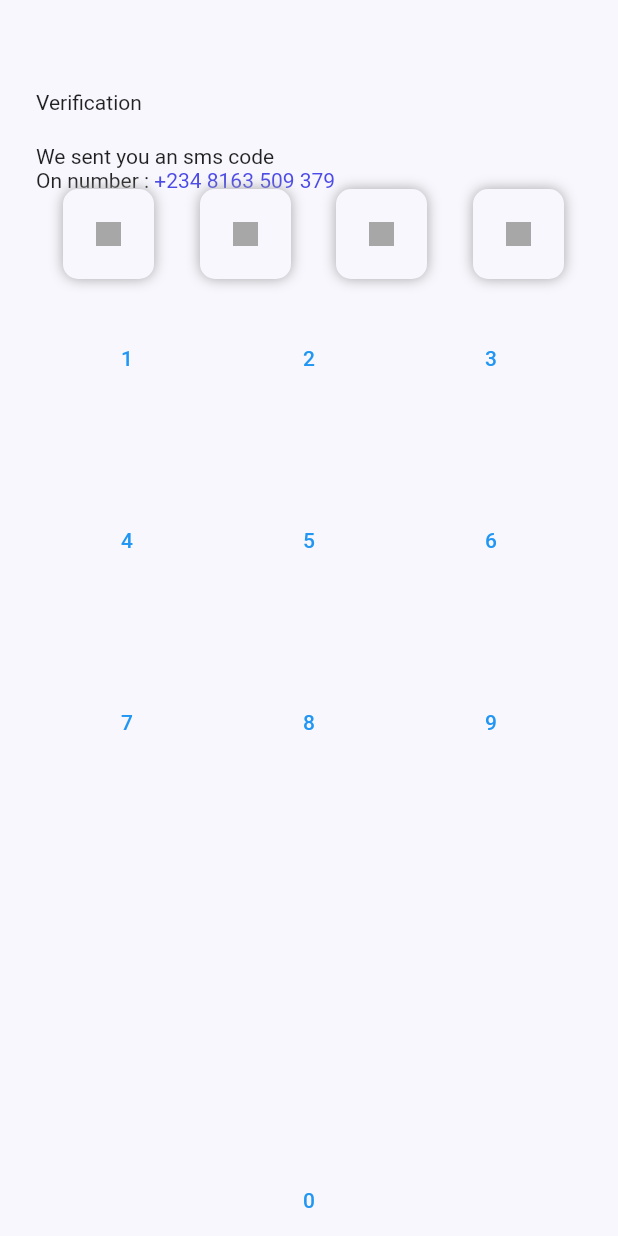
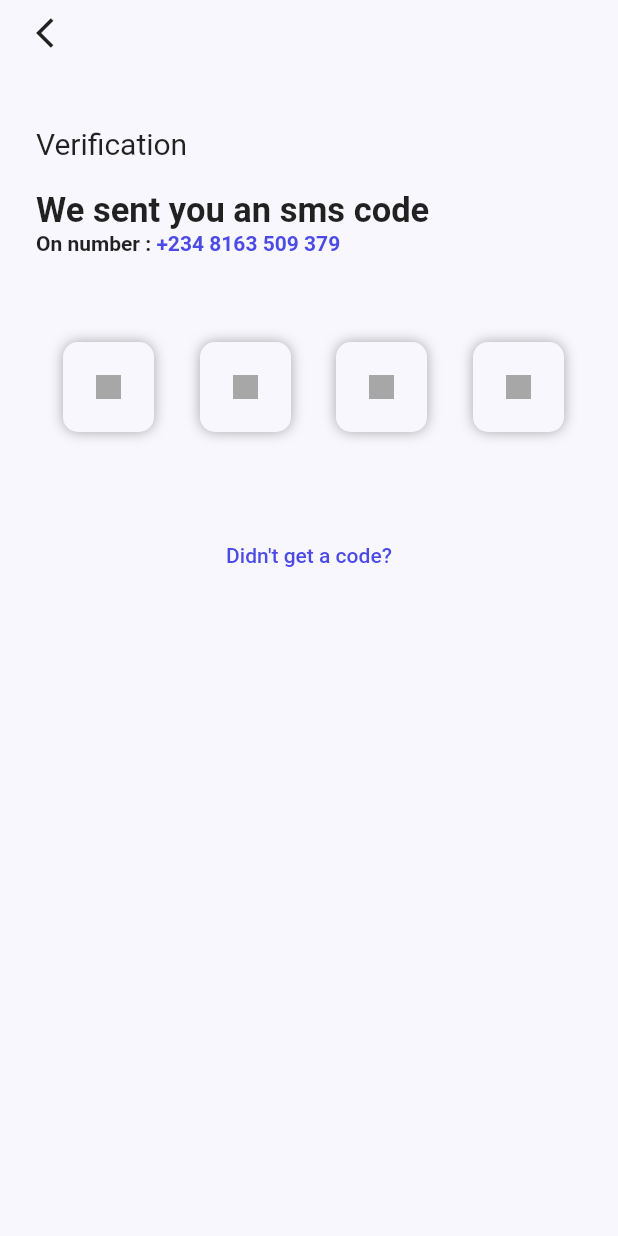
Before and after one commit to Collins-01/PING, a Flutter app: the screen it shows after launch, after a tap on the "arrow forward ios" icon, on a phone screen of 412 x 824 dp. Run offline on Flutter 3.47's test engine with Material 2 defaults, Android fonts, the phone set to English and light mode, and no system bars; our stand-ins replace faker, flutter_secure_storage, get_it, socket_io_client, stacked; missing offline and left inert: sqlbrite; accounts and stored records are empty; Roboto replaces fonts that are missing (Brown, Matter).

Commit message:
completed signin and otp ui

```diff
--- a/lib/UIs/onboarding/components/otp_field.dart
+++ b/lib/UIs/onboarding/components/otp_field.dart
@@ -1,7 +1,15 @@
 import 'package:flutter/material.dart';
+import 'package:flutter/services.dart';
 
 class OTPField extends StatelessWidget {
-  const OTPField({Key? key}) : super(key: key);
+  final TextEditingController controller;
+  Function(String)? onChanged;
+  // final FocusNode focusNode;
+  OTPField({
+    Key? key,
+    required this.controller,
+    required this.onChanged,
+  }) : super(key: key);
 
   @override
   Widget build(BuildContext context) {
@@ -10,8 +18,16 @@ class OTPField extends StatelessWidget {
       width: 50,
       alignment: Alignment.center,
       child: TextFormField(
+        controller: controller,
+        onChanged: onChanged,
+        textAlign: TextAlign.center,
+        // focusNode: focusNode,
         obscureText: true,
         obscuringCharacter: "*",
+        inputFormatters: [
+          LengthLimitingTextInputFormatter(1),
+          FilteringTextInputFormatter.digitsOnly,
+        ],
         style: const TextStyle(fontSize: 28),
         decoration: const InputDecoration(
           border: InputBorder.none,
--- a/lib/UIs/onboarding/sign_in_view.dart
+++ b/lib/UIs/onboarding/sign_in_view.dart
@@ -1,5 +1,6 @@
 import 'package:flutter/material.dart';
 import 'package:ping/UIs/onboarding/viewmodels/signIn_viewmodel.dart';
+import 'package:ping/Widgets/app_text.dart';
 import 'package:stacked/stacked.dart';
 import '../../Extensions/context.dart' show IContext;
 // import 'package:ping/Core/Models/user_model.dart';
@@ -25,12 +26,14 @@ class SignInView extends StatelessWidget {
                 const SizedBox(
                   height: 60,
                 ),
-                const Text("Welcome"),
+                AppText.heading4R("Welcome"),
                 const SizedBox(
                   height: 20,
                 ),
-                const Text(
-                    "Please fill in your mobile number to\nGet Started!"),
+                AppText.heading3SB(
+                  "Please fill in your mobile number to Get Started!",
+                  maxlines: 3,
+                ),
                 SizedBox(
                   height: context.deviceHeight / 5,
                 ),
--- a/lib/UIs/onboarding/verification_view.dart
+++ b/lib/UIs/onboarding/verification_view.dart
@@ -1,7 +1,11 @@
+import 'dart:developer';
+
 import 'package:flutter/material.dart';
 import 'package:ping/UIs/onboarding/components/otp_field.dart';
 import 'package:ping/UIs/onboarding/viewmodels/verification_viewmodel.dart';
 import 'package:ping/Utils/app_colors.dart';
+import 'package:ping/Utils/app_text_styles.dart';
+import 'package:ping/Widgets/app_text.dart';
 import 'package:stacked/stacked.dart';
 import '../../Extensions/context.dart' show IContext;
 
@@ -21,57 +25,65 @@ class VerificationView extends StatelessWidget {
                     crossAxisAlignment: CrossAxisAlignment.start,
                     children: [
                       const SizedBox(
-                        height: 60,
+                        height: 10,
                       ),
-                      const Text("Verification"),
+                      InkWell(
+                          onTap: () => Navigator.pop(context),
+                          child: const Icon(
+                            Icons.arrow_back_ios,
+                          )),
+                      const SizedBox(
+                        height: 50,
+                      ),
+                      AppText.heading4R("Verification"),
                       const SizedBox(
                         height: 20,
                       ),
-                      const Text("We sent you an sms code"),
+                      AppText.heading3SB("We sent you an sms code"),
                       Text.rich(
-                        TextSpan(text: "On number : ", children: [
+                        TextSpan(
+                            text: "On number : ",
+                            style: textFieldSemiBoldStyle,
+                            children: [
                               TextSpan(
                                 text: "+234 8163 509 379",
-                              style: TextStyle(
+                                style: textFieldSemiBoldStyle.copyWith(
                                   color: AppColors.primaryColor,
-                              ))
+                                ),
+                              )
                             ]),
                       ),
                       // const Spacer(),
+                      const SizedBox(
+                        height: 60,
+                      ),
                       Row(
                         mainAxisAlignment: MainAxisAlignment.spaceAround,
                         children: List.generate(
-                          4,
-                          (index) => const OTPField(),
+                          model.otpInfo.length,
+                          (index) => OTPField(
+                            onChanged: (value) {
+                              if (value.length == 1) {
+                                FocusScope.of(context).nextFocus();
+                                // FocusScope.of(context).previousFocus();
+                              }
+                            },
+                            controller: model.otpInfo[index].controller,
                           ),
                         ),
-                      Expanded(
-                        child: GridView(
-                          physics: const NeverScrollableScrollPhysics(),
-                          gridDelegate:
-                              const SliverGridDelegateWithFixedCrossAxisCount(
-                            crossAxisCount: 3,
                       ),
-                          children: [
-                            ...List.generate(
-                              model.numbers.length,
-                              (index) => TextButton(
-                                onPressed: () {},
-                                child: Text(
-                                  model.numbers[index].toString(),
+
+                      Padding(
+                        padding: EdgeInsets.symmetric(
+                            vertical: context.deviceHeight / 10),
+                        child: Center(
+                          child: InkWell(
+                            onTap: () {},
+                            child: AppText.textFieldM(
+                              "Didn't get a code?",
+                              color: AppColors.primaryColor,
                             ),
                           ),
-                            )
-                          ],
-                        ),
-                      ),
-                      const SizedBox(
-                        height: 16,
-                      ),
-                      Center(
-                        child: TextButton(
-                          onPressed: () {},
-                          child: const Text('0'),
                         ),
                       ),
                     ],
--- a/lib/UIs/onboarding/viewmodels/signIn_viewmodel.dart
+++ b/lib/UIs/onboarding/viewmodels/signIn_viewmodel.dart
@@ -6,7 +6,6 @@ class SignInViewModel extends BaseViewModel {
   final NavigationService _navigationService = NavigationService.instance;
 
   toVerificationView() async {
-    await _navigationService
-        .navigateToNewRoute(NavigatorRoutes.verificationView);
+    await _navigationService.navigateTo(NavigatorRoutes.verificationView);
   }
 }
--- a/lib/UIs/onboarding/viewmodels/verification_viewmodel.dart
+++ b/lib/UIs/onboarding/viewmodels/verification_viewmodel.dart
@@ -1,5 +1,16 @@
+import 'package:flutter/material.dart';
 import 'package:ping/Core/states/base_viewmodel.dart';
 
 class VerificationViewModel extends BaseViewModel {
   List<int> numbers = [1, 2, 3, 4, 5, 6, 7, 8, 9];
+  List<OTPInfo> otpInfo = List.generate(
+      4,
+      (index) =>
+          OTPInfo(controller: TextEditingController(), focusNode: FocusNode()));
 }
+
+class OTPInfo {
+  TextEditingController controller;
+  FocusNode focusNode;
+  OTPInfo({required this.controller, required this.focusNode});
+}
--- a/pubspec.yaml
+++ b/pubspec.yaml
@@ -40,6 +40,7 @@ dependencies:
   flutter_secure_storage: ^4.2.1
   stacked: ^2.3.9
   get_it: ^7.2.0
+  firebase_core: ^0.4.2+2
 
 dev_dependencies:
   flutter_test:
```
Also changed, not shown: lib/main.dart (+8 -1 lines), pubspec.lock. Lines whose indentation alone changed are shown as unchanged.
